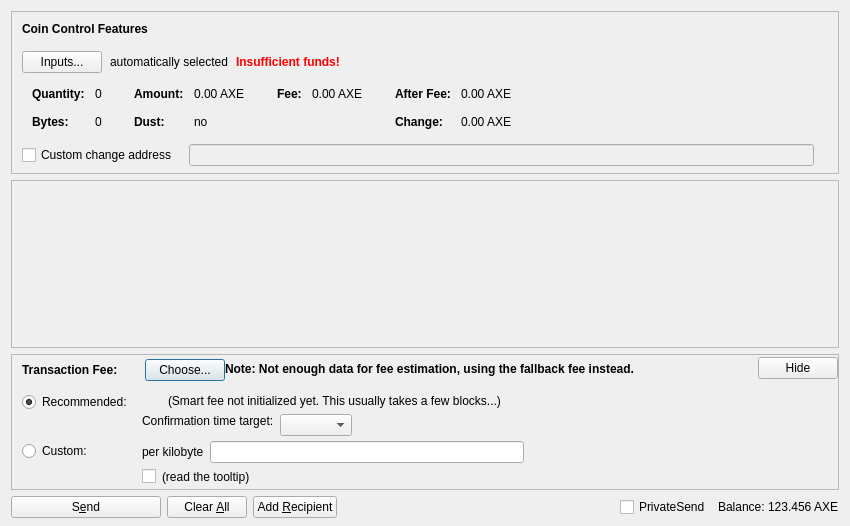
This is src/qt/forms/sendcoinsdialog.ui in AXErunners/axe as Qt 5 draws it before an edit. The edited form follows.
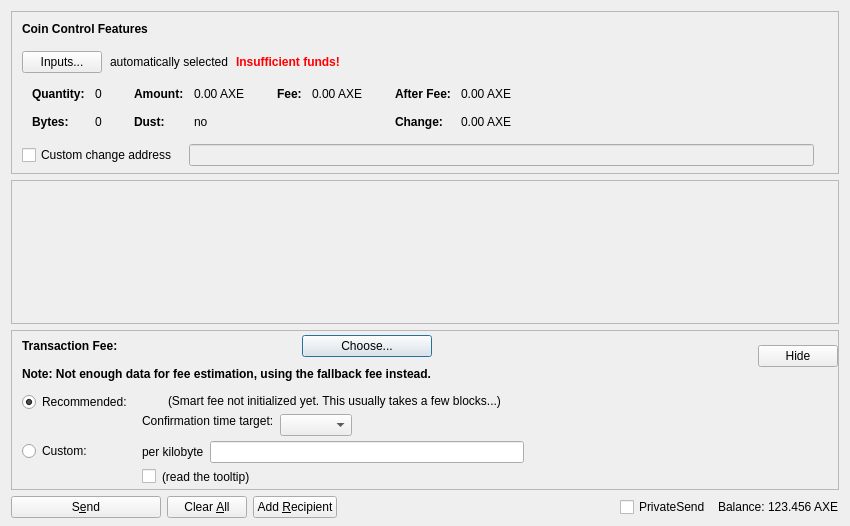
This is the edited form. Custom widgets are drawn as their Qt base class.

What changed in the file:
```diff
--- a/src/qt/forms/sendcoinsdialog.ui
+++ b/src/qt/forms/sendcoinsdialog.ui
@@ -745,19 +745,17 @@
              </layout>
             </item>
             <item>
-             <spacer name="verticalSpacer_5">
+             <spacer name="verticalSpacer_7">
               <property name="orientation">
                <enum>Qt::Vertical</enum>
               </property>
               <property name="sizeHint" stdset="0">
                <size>
                 <width>1</width>
-                <height>1</height>
+                <height>10</height>
                </size>
               </property>
              </spacer>
-            </item>
-           </layout>
           </item>
           <item>
            <widget class="QLabel" name="fallbackFeeWarningLabel">
@@ -779,17 +777,29 @@
            </widget>
           </item>
           <item>
+             <spacer name="verticalSpacer_5">
+              <property name="orientation">
+               <enum>Qt::Vertical</enum>
+              </property>
+              <property name="sizeHint" stdset="0">
+               <size>
+                <width>1</width>
+                <height>1</height>
+               </size>
+              </property>
+             </spacer>
+            </item>
+           </layout>
+          </item>
+          <item>
            <spacer name="horizontalSpacer_4">
             <property name="orientation">
              <enum>Qt::Horizontal</enum>
             </property>
-            <property name="sizeType">
-             <enum>QSizePolicy::MinimumExpanding</enum>
-            </property>
             <property name="sizeHint" stdset="0">
              <size>
-              <width>40</width>
-              <height>20</height>
+              <width>1</width>
+              <height>1</height>
              </size>
             </property>
            </spacer>
```
Lines whose indentation alone changed are shown as unchanged.
